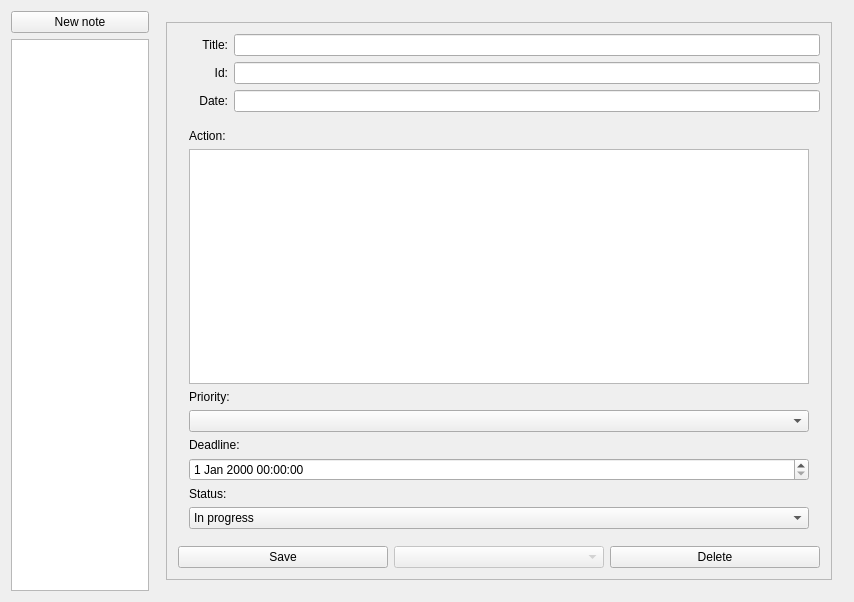
Before: the Qt Designer form PluriNotes/plurinotes.ui in guillaumejounel/PluriNotes, drawn with Qt 5.
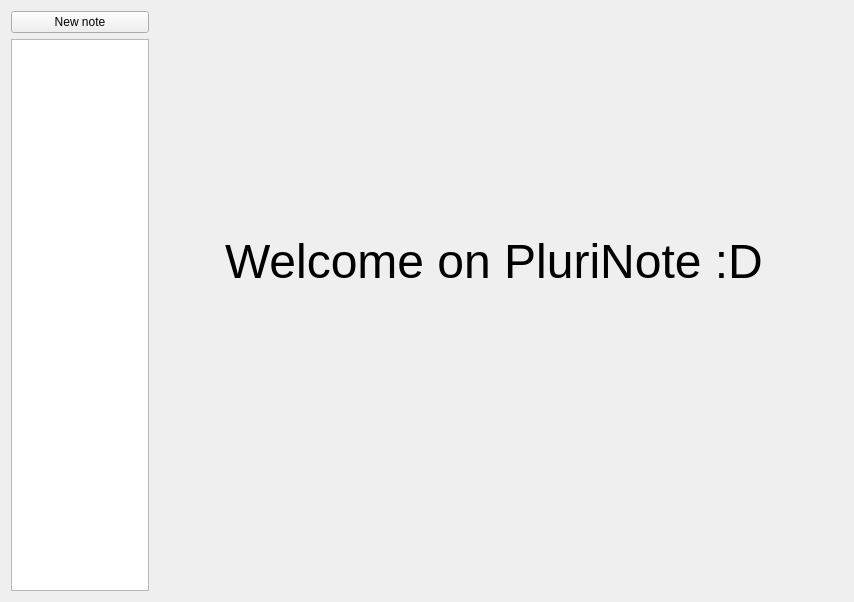
After: the same form once the commit is applied. The open tabs and pages were chosen to show the change.

Commit message: settup a new welcome page

```diff
--- a/PluriNotes/plurinotes.ui
+++ b/PluriNotes/plurinotes.ui
@@ -43,7 +43,7 @@
        </size>
       </property>
       <property name="currentIndex">
-       <number>0</number>
+       <number>3</number>
       </property>
       <widget class="QWidget" name="displayNotePage">
        <layout class="QGridLayout" name="verticalLayout_2" rowstretch="0">
@@ -57,8 +57,8 @@
             <rect>
              <x>0</x>
              <y>0</y>
-             <width>670</width>
-             <height>539</height>
+             <width>273</width>
+             <height>461</height>
             </rect>
            </property>
            <layout class="QHBoxLayout" name="horizontalLayout_2">
@@ -625,6 +625,24 @@
         </property>
        </widget>
       </widget>
+      <widget class="QWidget" name="welcomPage">
+       <widget class="QLabel" name="label_2">
+        <property name="geometry">
+         <rect>
+          <x>70</x>
+          <y>160</y>
+          <width>591</width>
+          <height>181</height>
+         </rect>
+        </property>
+        <property name="styleSheet">
+         <string notr="true">font-size: 1cm;</string>
+        </property>
+        <property name="text">
+         <string>&lt;html&gt;&lt;head/&gt;&lt;body&gt;&lt;p&gt;&lt;span style=&quot; font-size:36pt;&quot;&gt;Welcome on PluriNote :D&lt;/span&gt;&lt;/p&gt;&lt;/body&gt;&lt;/html&gt;</string>
+        </property>
+       </widget>
+      </widget>
      </widget>
     </item>
     <item row="1" column="0">
```
Left out of the diff: 12 changed lines with no effect on the pictures. The commit also changes 1 other file.
